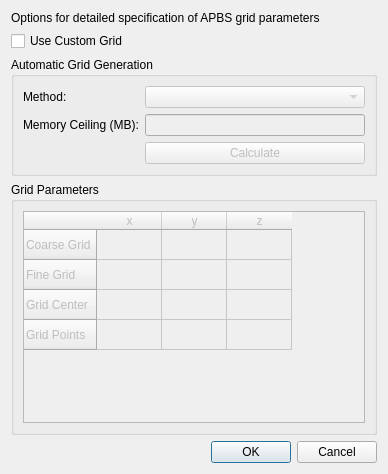
tsj5/APBS_Qt_plugin, file APBS_Qt_plugin/ui/grid_dialog.ui: the form before one commit.
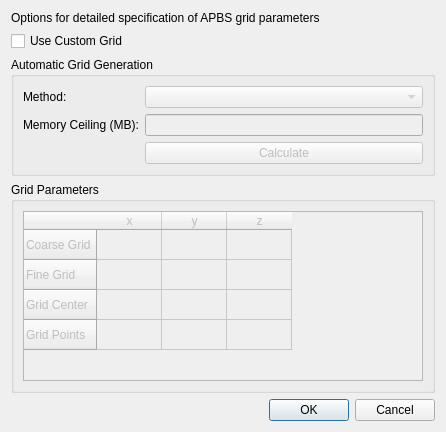
The form after the commit.

What changed in the file:
```diff
--- a/APBS_Qt_plugin/ui/grid_dialog.ui
+++ b/APBS_Qt_plugin/ui/grid_dialog.ui
@@ -6,8 +6,8 @@
    <rect>
     <x>0</x>
     <y>0</y>
-    <width>388</width>
-    <height>474</height>
+    <width>446</width>
+    <height>432</height>
    </rect>
   </property>
   <property name="windowTitle">
```
